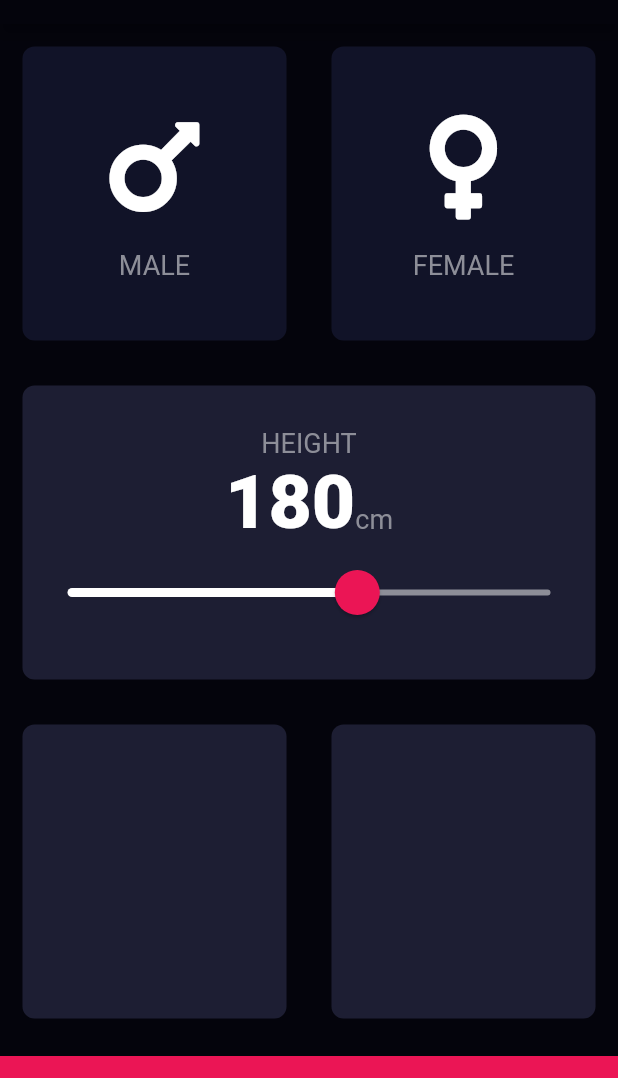
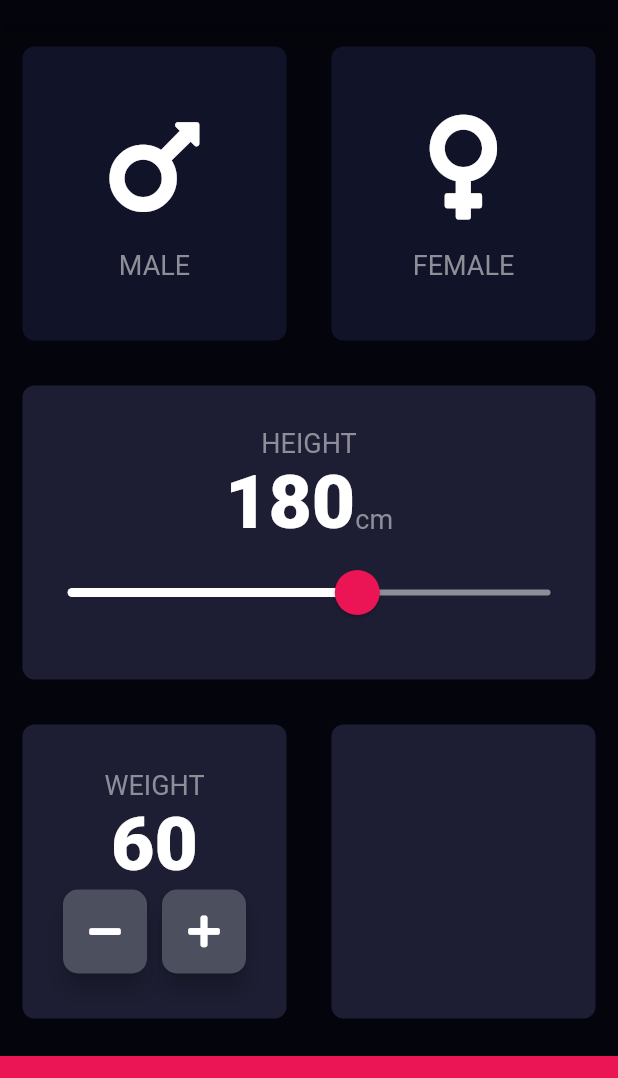
Before and after one commit to duliodenis/bmi-calculator, a Flutter app: the screen it shows after launch, on a phone screen of 412 x 824 dp, the part 60-1138 px from its top. Run offline on Flutter 3.47's test engine with Material 2 defaults, Android fonts, the phone set to English and light mode, and no system bars; our stand-ins replace font_awesome_flutter.

Commit message:
Added Weight card with a custom Rounded Rect Icon Button

```diff
--- a/bmi-calculator/lib/input_page.dart
+++ b/bmi-calculator/lib/input_page.dart
@@ -13,6 +13,7 @@ class InputPage extends StatefulWidget {
 class _InputPageState extends State<InputPage> {
   Gender selectedGender;
   int height = 180;
+  int weight = 60;
 
   @override
   Widget build(BuildContext context) {
@@ -116,7 +117,36 @@ class _InputPageState extends State<InputPage> {
               child: Row(
             children: <Widget>[
               Expanded(
-                child: ReusableCard(color: kReusableCardActiveColor),
+                child: ReusableCard(
+                  color: kReusableCardActiveColor,
+                  cardChild: Column(
+                    mainAxisAlignment: MainAxisAlignment.center,
+                    children: <Widget>[
+                      Text(
+                        'WEIGHT',
+                        style: kLabelTextStyle,
+                      ),
+                      Text(
+                        weight.toString(),
+                        style: kLabelNumberStyle,
+                      ),
+                      Row(
+                        mainAxisAlignment: MainAxisAlignment.center,
+                        children: <Widget>[
+                          RoundIconButton(
+                            icon: FontAwesomeIcons.minus,
+                          ),
+                          SizedBox(
+                            width: 10.0,
+                          ),
+                          RoundIconButton(
+                            icon: FontAwesomeIcons.plus,
+                          ),
+                        ],
+                      ),
+                    ],
+                  ),
+                ),
               ),
               Expanded(
                 child: ReusableCard(color: kReusableCardActiveColor),
@@ -134,3 +164,26 @@ class _InputPageState extends State<InputPage> {
     );
   }
 }
+
+class RoundIconButton extends StatelessWidget {
+  final IconData icon;
+
+  RoundIconButton({this.icon});
+
+  @override
+  Widget build(BuildContext context) {
+    return RawMaterialButton(
+      child: Icon(icon),
+      onPressed: () {},
+      elevation: 6.0,
+      constraints: BoxConstraints.tightFor(
+        width: 56.0,
+        height: 56.0,
+      ),
+      shape: RoundedRectangleBorder(
+        borderRadius: BorderRadius.circular(10.0),
+      ),
+      fillColor: Color(0xFF4C4F5E),
+    );
+  }
+}
```
Also changed, not shown: 2 other files.
